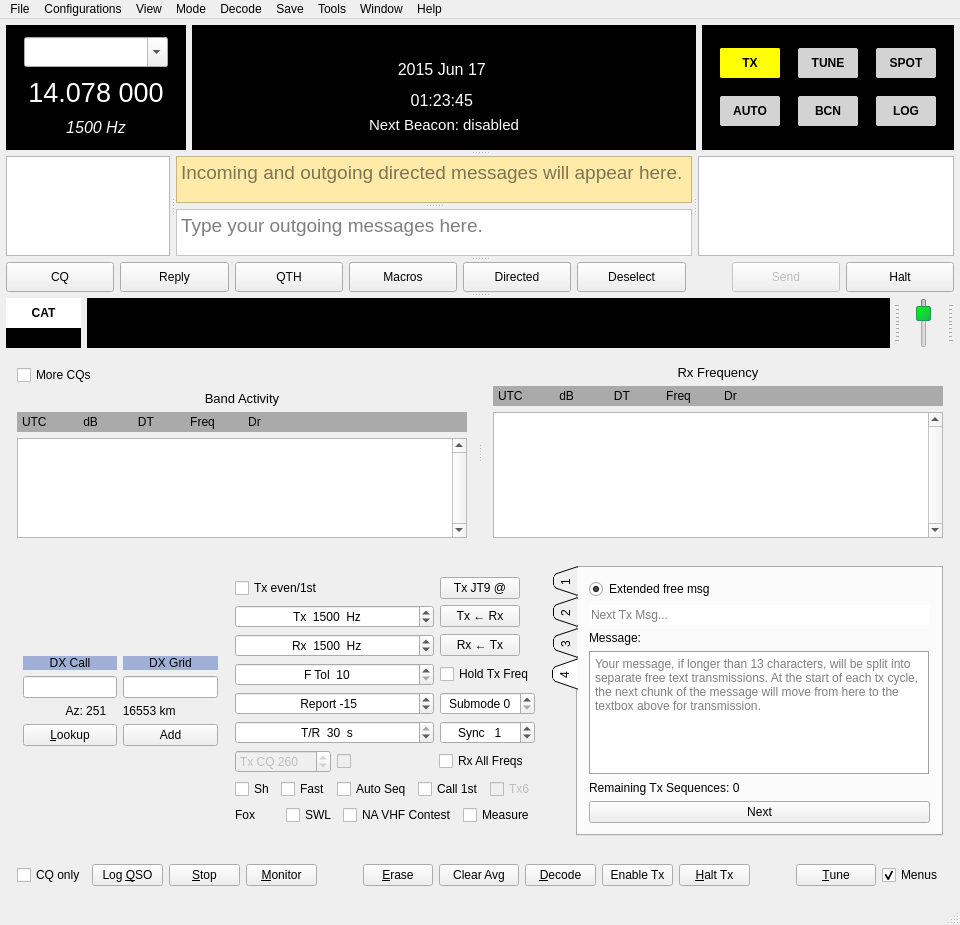
Before: the Qt Designer form mainwindow.ui in qcmiao1998/js8call, drawn with Qt 5.
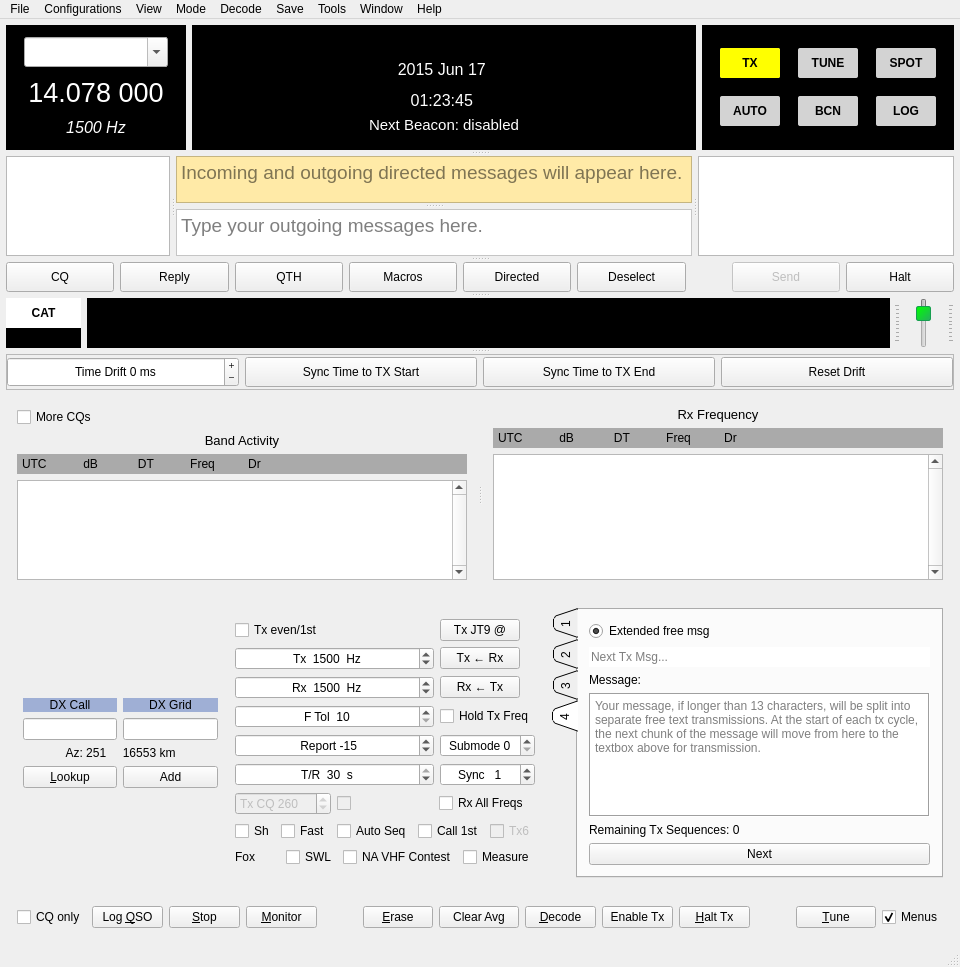
After: the same form once the commit is applied. Custom widgets are drawn as their Qt base class.

Commit message: Initial commit of manual clock drift syncronization

```diff
--- a/mainwindow.ui
+++ b/mainwindow.ui
@@ -1727,6 +1727,125 @@
         </item>
        </layout>
       </widget>
+      <widget class="QFrame" name="frame_7">
+       <property name="minimumSize">
+        <size>
+         <width>0</width>
+         <height>36</height>
+        </size>
+       </property>
+       <property name="frameShape">
+        <enum>QFrame::StyledPanel</enum>
+       </property>
+       <property name="frameShadow">
+        <enum>QFrame::Plain</enum>
+       </property>
+       <property name="lineWidth">
+        <number>0</number>
+       </property>
+       <layout class="QHBoxLayout" name="horizontalLayout_18">
+        <property name="leftMargin">
+         <number>0</number>
+        </property>
+        <property name="topMargin">
+         <number>0</number>
+        </property>
+        <property name="rightMargin">
+         <number>0</number>
+        </property>
+        <property name="bottomMargin">
+         <number>0</number>
+        </property>
+        <item>
+         <widget class="QSpinBox" name="driftSpinBox">
+          <property name="sizePolicy">
+           <sizepolicy hsizetype="Minimum" vsizetype="Fixed">
+            <horstretch>0</horstretch>
+            <verstretch>0</verstretch>
+           </sizepolicy>
+          </property>
+          <property name="minimumSize">
+           <size>
+            <width>100</width>
+            <height>30</height>
+           </size>
+          </property>
+          <property name="wrapping">
+           <bool>false</bool>
+          </property>
+          <property name="alignment">
+           <set>Qt::AlignCenter</set>
+          </property>
+          <property name="buttonSymbols">
+           <enum>QAbstractSpinBox::PlusMinus</enum>
+          </property>
+          <property name="suffix">
+           <string> ms</string>
+          </property>
+          <property name="prefix">
+           <string>Time Drift </string>
+          </property>
+          <property name="minimum">
+           <number>-15000</number>
+          </property>
+          <property name="maximum">
+           <number>15000</number>
+          </property>
+          <property name="singleStep">
+           <number>100</number>
+          </property>
+         </widget>
+        </item>
+        <item>
+         <widget class="QPushButton" name="driftSyncButton">
+          <property name="minimumSize">
+           <size>
+            <width>0</width>
+            <height>30</height>
+           </size>
+          </property>
+          <property name="toolTip">
+           <string>&lt;html&gt;&lt;head/&gt;&lt;body&gt;&lt;p&gt;Observe signals in the waterfall and click this to synchronize your time drift with the start of a TX cycle.&lt;/p&gt;&lt;/body&gt;&lt;/html&gt;</string>
+          </property>
+          <property name="text">
+           <string>Sync Time to TX Start</string>
+          </property>
+         </widget>
+        </item>
+        <item>
+         <widget class="QPushButton" name="driftSyncEndButton">
+          <property name="minimumSize">
+           <size>
+            <width>0</width>
+            <height>30</height>
+           </size>
+          </property>
+          <property name="toolTip">
+           <string>&lt;html&gt;&lt;head/&gt;&lt;body&gt;&lt;p&gt;Observe signals in the waterfall and click this to synchronize your time drift with the end of a TX cycle.&lt;/p&gt;&lt;/body&gt;&lt;/html&gt;</string>
+          </property>
+          <property name="text">
+           <string>Sync Time to TX End</string>
+          </property>
+         </widget>
+        </item>
+        <item>
+         <widget class="QPushButton" name="driftSyncResetButton">
+          <property name="minimumSize">
+           <size>
+            <width>0</width>
+            <height>30</height>
+           </size>
+          </property>
+          <property name="toolTip">
+           <string>Reset your time drift to zero.</string>
+          </property>
+          <property name="text">
+           <string>Reset Drift</string>
+          </property>
+         </widget>
+        </item>
+       </layout>
+      </widget>
      </widget>
     </item>
     <item>
```
The commit also changes 20 other files.
